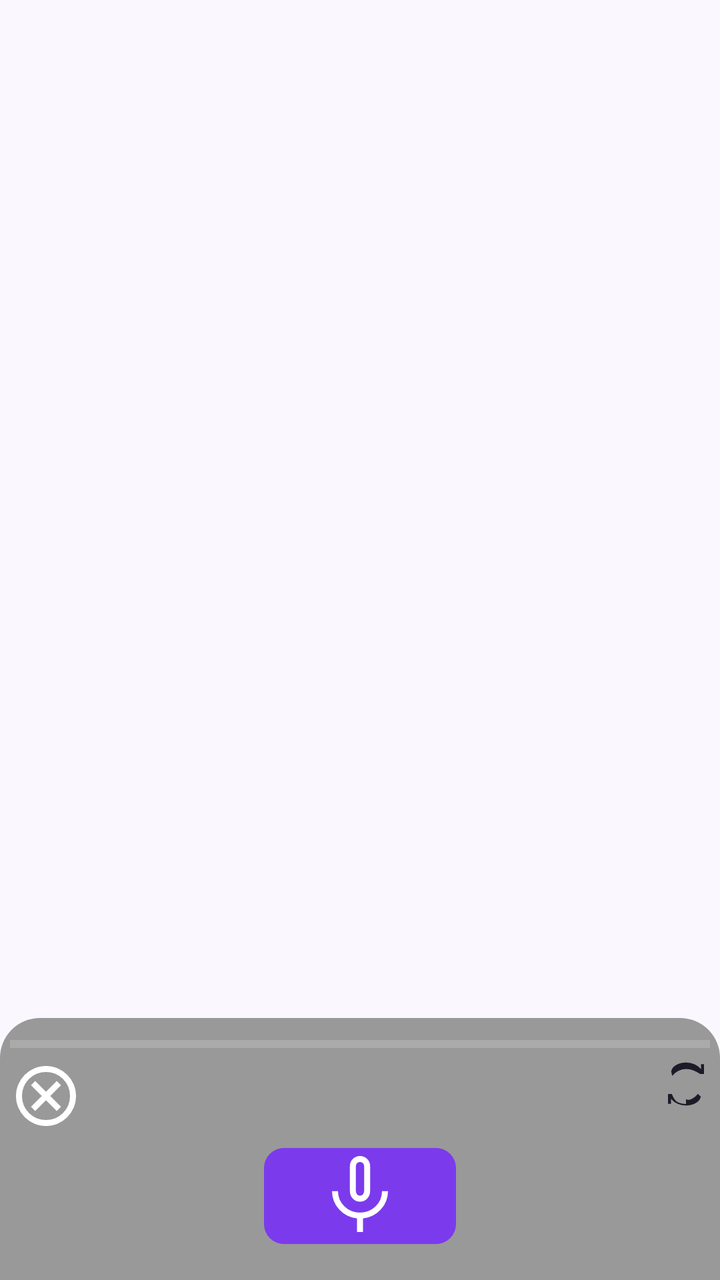
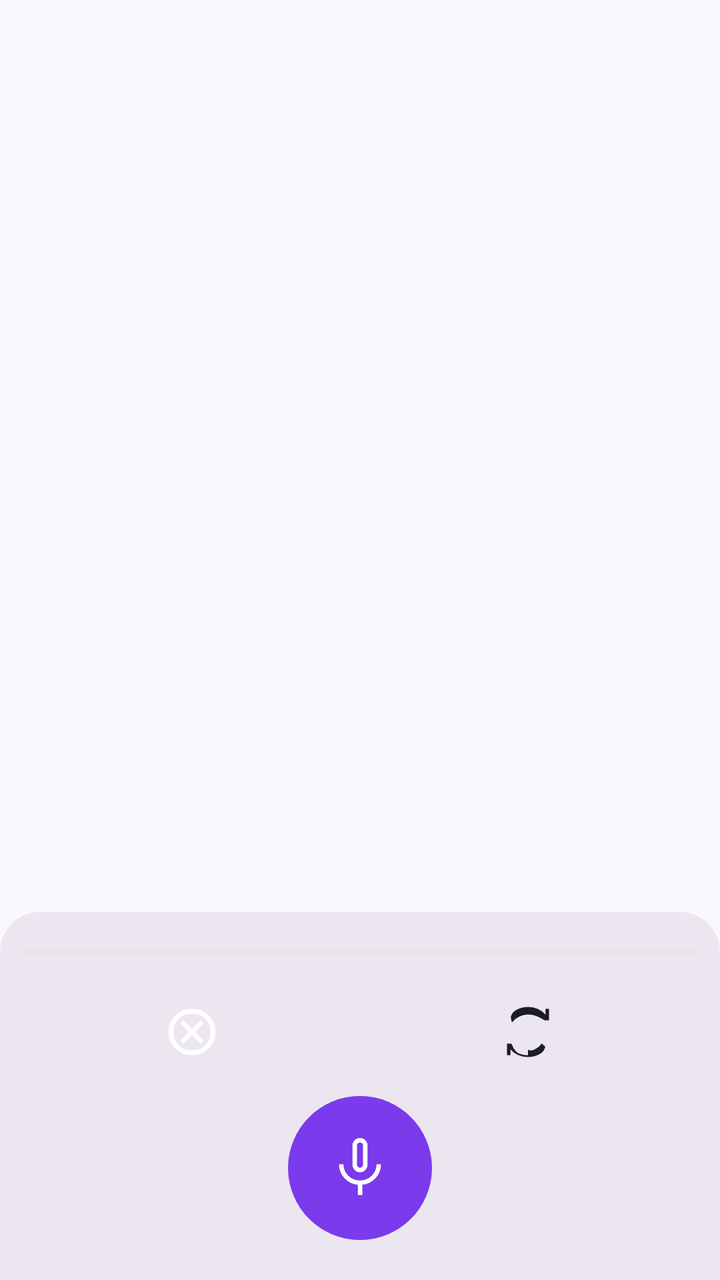

Compare the two renders of this Android layout. The source of the first and the diff that turns it into the second are given below.
<!-- AndroidManifest.xml: application theme Theme.WhisperGroq.ActionBar -->
<!-- res/layout/activity_recognize.xml -->
<?xml version="1.0" encoding="utf-8"?>
<androidx.coordinatorlayout.widget.CoordinatorLayout xmlns:android="http://schemas.android.com/apk/res/android"
    android:layout_width="match_parent"
    android:layout_height="wrap_content"
    android:fitsSystemWindows="true">
    <LinearLayout
        android:layout_width="match_parent"
        android:layout_height="wrap_content"
        android:orientation="vertical"
        android:background="@drawable/recognizer_background"
        android:layout_gravity="bottom"
        android:padding="5dp">

        <ProgressBar
            android:id="@+id/processing_bar"
            android:layout_width="match_parent"
            android:layout_height="wrap_content"
            android:indeterminate="false"
            android:progressTint="@color/colorAccent"
            android:progressBackgroundTint="@color/lightGrey"
            android:indeterminateTint="@color/colorAccent"
            style="?android:attr/progressBarStyleHorizontal"/>

        <RelativeLayout
            android:layout_width="wrap_content"
            android:layout_height="wrap_content"
            android:layout_marginBottom="5dp"
            android:orientation="horizontal">

            <ImageButton
                android:id="@+id/btnCancel"
                android:layout_width="wrap_content"
                android:layout_height="wrap_content"
                android:layout_alignParentStart="true"
                android:background="@color/darkGrey"
                android:src="@drawable/ic_cancel_36dp"
                android:contentDescription="@string/exit_button"/>

            <ImageButton
                android:id="@+id/btnStop"
                android:visibility="gone"
                android:layout_centerHorizontal="true"
                android:layout_marginHorizontal="5dp"
                android:layout_width="wrap_content"
                android:layout_height="wrap_content"
                android:background="@color/darkGrey"
                android:src="@drawable/ic_stop_recording_36dp"
                android:contentDescription="@string/stop_button"/>

            <ImageButton
                android:id="@+id/btnModeAuto"
                android:layout_width="wrap_content"
                android:layout_height="wrap_content"
                android:layout_alignParentEnd="true"
                android:background="@color/darkGrey"
                android:src="@drawable/ic_auto_off_36dp"
                android:contentDescription="@string/auto_button"/>

        </RelativeLayout>

        <LinearLayout
            android:layout_width="wrap_content"
            android:layout_height="wrap_content"
            android:layout_marginBottom="10dp"
            android:layout_gravity="center_horizontal"
            android:orientation="horizontal">

            <ImageButton
                android:id="@+id/btnRecord"
                android:layout_width="96dp"
                android:layout_height="wrap_content"
                android:layout_margin="3dp"
                android:layout_weight="1"
                android:background="@drawable/rounded_button_background"
                android:src="@drawable/ic_mic_48dp"
                android:contentDescription="@string/record_button"/>

        </LinearLayout>

    </LinearLayout>
</androidx.coordinatorlayout.widget.CoordinatorLayout>
<!-- resources referenced by this layout -->
<resources>
  <color name="colorAccent">#7C3AED</color>
  <color name="darkGrey">#999999</color>
  <color name="lightGrey">#DDDDDD</color>
  <!-- drawable ic_auto_off_36dp (drawable) -->
  <vector xmlns:android="http://schemas.android.com/apk/res/android"
      android:width="24dp"
      android:height="24dp"
      android:viewportWidth="960"
      android:viewportHeight="960">
    
    <path
        android:fillColor="@color/ime_text_primary"
        android:pathData="M204,318q48,-63 123,-100.5T480,180q86,0 158.5,32T764,280h76v-196h-60v99q-51,-63 -129,-97.5T480,50q-104,0 -192.5,47.5T184,228M480,880q-86,0 -158.5,-32T196,680h-76v196h60v-99q51,63 129,97.5T480,910q104,0 192.5,-47.5T776,732l-58,-54q-48,63 -123,100.5T480,780Z"/>
  </vector>
  <!-- drawable ic_cancel_36dp (drawable) -->
  <vector android:height="36dp" android:viewportHeight="960"
      android:viewportWidth="960" android:width="36dp" xmlns:android="http://schemas.android.com/apk/res/android">
      <path android:fillColor="#FFFFFF" android:pathData="m336,680 l144,-144 144,144 56,-56 -144,-144 144,-144 -56,-56 -144,144 -144,-144 -56,56 144,144 -144,144 56,56ZM480,880q-83,0 -156,-31.5T197,763q-54,-54 -85.5,-127T80,480q0,-83 31.5,-156T197,197q54,-54 127,-85.5T480,80q83,0 156,31.5T763,197q54,54 85.5,127T880,480q0,83 -31.5,156T763,763q-54,54 -127,85.5T480,880ZM480,800q134,0 227,-93t93,-227q0,-134 -93,-227t-227,-93q-134,0 -227,93t-93,227q0,134 93,227t227,93ZM480,480Z"/>
  </vector>
  <!-- drawable ic_stop_recording_36dp (drawable) -->
  <vector xmlns:android="http://schemas.android.com/apk/res/android"
      android:width="36dp"
      android:height="36dp"
      android:viewportWidth="960"
      android:viewportHeight="960">
    <path
        android:pathData="m710,598 l-58,-58q14,-23 21,-48t7,-52h80q0,44 -13,83.5T710,598ZM480,366ZM592,478 L520,406v-206q0,-17 -11.5,-28.5T480,160q-17,0 -28.5,11.5T440,200v126l-80,-80v-46q0,-50 35,-85t85,-35q50,0 85,35t35,85v240q0,11 -2.5,20t-5.5,18ZM440,840v-123q-104,-14 -172,-93t-68,-184h80q0,83 57.5,141.5T480,640q34,0 64.5,-10.5T600,600l57,57q-29,23 -63.5,39T520,717v123h-80ZM792,904L56,168l56,-56 736,736 -56,56Z"
        android:fillColor="#ffffff"/>
  </vector>
  <!-- drawable recognizer_background (drawable) -->
  <shape xmlns:android="http://schemas.android.com/apk/res/android">
      <solid android:color="@color/darkGrey" />
      <corners android:topLeftRadius="20dp" android:topRightRadius="20dp" />
  </shape>
  <!-- drawable rounded_button_background (drawable) -->
  <shape xmlns:android="http://schemas.android.com/apk/res/android">
      <solid android:color="@color/colorAccent" />
      <corners android:radius="10dp" />
  </shape>
  <string name="auto_button">Automatic mode</string>
  <string name="exit_button">Exit</string>
  <string name="record_button">Record</string>
  <string name="stop_button">Stop recording</string>
  <color name="ime_text_primary">#1E1B29</color>
  <color name="colorAccentDark">#5B21B6</color>
  <color name="surface">#FFFFFF</color>
  <color name="text_primary">#1E1B29</color>
  <color name="windowBackground">#FAF8FE</color>
  <color name="text_secondary">#6B6385</color>
  <!-- unchanged entries left out for length: 2 -->
</resources>

<!-- the commit's change to res/layout/activity_recognize.xml (unified diff, before → after) -->
@@ -9,7 +9,7 @@
         android:orientation="vertical"
         android:background="@drawable/recognizer_background"
         android:layout_gravity="bottom"
-        android:padding="5dp">
+        android:padding="12dp">
 
         <ProgressBar
             android:id="@+id/processing_bar"
@@ -21,57 +21,71 @@
             android:indeterminateTint="@color/colorAccent"
             style="?android:attr/progressBarStyleHorizontal"/>
 
-        <RelativeLayout
-            android:layout_width="wrap_content"
+        <LinearLayout
+            android:layout_width="match_parent"
             android:layout_height="wrap_content"
-            android:layout_marginBottom="5dp"
-            android:orientation="horizontal">
+            android:layout_marginTop="8dp"
+            android:orientation="horizontal"
+            android:gravity="center">
 
+            
             <ImageButton
                 android:id="@+id/btnCancel"
-                android:layout_width="wrap_content"
-                android:layout_height="wrap_content"
-                android:layout_alignParentStart="true"
-                android:background="@color/darkGrey"
+                android:layout_width="48dp"
+                android:layout_height="48dp"
+                android:layout_weight="1"
+                android:layout_marginHorizontal="4dp"
+                android:background="@drawable/kb_button"
+                android:padding="10dp"
+                android:scaleType="fitCenter"
                 android:src="@drawable/ic_cancel_36dp"
                 android:contentDescription="@string/exit_button"/>
 
+            
             <ImageButton
                 android:id="@+id/btnStop"
                 android:visibility="gone"
-                android:layout_centerHorizontal="true"
-                android:layout_marginHorizontal="5dp"
-                android:layout_width="wrap_content"
-                android:layout_height="wrap_content"
-                android:background="@color/darkGrey"
+                android:layout_width="48dp"
+                android:layout_height="48dp"
+                android:layout_weight="1"
+                android:layout_marginHorizontal="4dp"
+                android:background="@drawable/kb_button"
+                android:padding="10dp"
+                android:scaleType="fitCenter"
                 android:src="@drawable/ic_stop_recording_36dp"
                 android:contentDescription="@string/stop_button"/>
 
+            
             <ImageButton
                 android:id="@+id/btnModeAuto"
-                android:layout_width="wrap_content"
-                android:layout_height="wrap_content"
-                android:layout_alignParentEnd="true"
-                android:background="@color/darkGrey"
+                android:layout_width="48dp"
+                android:layout_height="48dp"
+                android:layout_weight="1"
+                android:layout_marginHorizontal="4dp"
+                android:background="@drawable/kb_button"
+                android:padding="10dp"
+                android:scaleType="fitCenter"
                 android:src="@drawable/ic_auto_off_36dp"
                 android:contentDescription="@string/auto_button"/>
 
-        </RelativeLayout>
+        </LinearLayout>
 
+        
         <LinearLayout
-            android:layout_width="wrap_content"
+            android:layout_width="match_parent"
             android:layout_height="wrap_content"
-            android:layout_marginBottom="10dp"
-            android:layout_gravity="center_horizontal"
+            android:layout_marginTop="8dp"
+            android:layout_marginBottom="8dp"
+            android:gravity="center"
             android:orientation="horizontal">
 
             <ImageButton
                 android:id="@+id/btnRecord"
-                android:layout_width="96dp"
-                android:layout_height="wrap_content"
-                android:layout_margin="3dp"
-                android:layout_weight="1"
-                android:background="@drawable/rounded_button_background"
+                android:layout_width="72dp"
+                android:layout_height="72dp"
+                android:background="@drawable/kb_mic_button"
+                android:padding="18dp"
+                android:scaleType="fitCenter"
                 android:src="@drawable/ic_mic_48dp"
                 android:contentDescription="@string/record_button"/>
 
<!-- resource entries referenced after the edit -->
@@ -1,7 +1,6 @@
 <!-- resources referenced by this layout -->
 <resources>
   <color name="colorAccent">#7C3AED</color>
-  <color name="darkGrey">#999999</color>
   <color name="lightGrey">#DDDDDD</color>
   <!-- drawable ic_auto_off_36dp (drawable) -->
   <vector xmlns:android="http://schemas.android.com/apk/res/android"
@@ -29,21 +28,47 @@
         android:pathData="m710,598 l-58,-58q14,-23 21,-48t7,-52h80q0,44 -13,83.5T710,598ZM480,366ZM592,478 L520,406v-206q0,-17 -11.5,-28.5T480,160q-17,0 -28.5,11.5T440,200v126l-80,-80v-46q0,-50 35,-85t85,-35q50,0 85,35t35,85v240q0,11 -2.5,20t-5.5,18ZM440,840v-123q-104,-14 -172,-93t-68,-184h80q0,83 57.5,141.5T480,640q34,0 64.5,-10.5T600,600l57,57q-29,23 -63.5,39T520,717v123h-80ZM792,904L56,168l56,-56 736,736 -56,56Z"
         android:fillColor="#ffffff"/>
   </vector>
+  <!-- drawable kb_button (drawable) -->
+  <?xml version="1.0" encoding="utf-8"?>
+  <selector xmlns:android="http://schemas.android.com/apk/res/android">
+      <item android:state_pressed="true">
+          <shape>
+              <solid android:color="?attr/colorPrimary" />
+              <corners android:radius="10dp" />
+          </shape>
+      </item>
+      <item>
+          <shape>
+              <solid android:color="?attr/colorSurfaceContainerHigh" />
+              <corners android:radius="10dp" />
+          </shape>
+      </item>
+  </selector>
+  <!-- drawable kb_mic_button (drawable) -->
+  <?xml version="1.0" encoding="utf-8"?>
+  <selector xmlns:android="http://schemas.android.com/apk/res/android">
+      <item android:state_pressed="true">
+          <shape android:shape="oval">
+              <solid android:color="@color/recording" />
+          </shape>
+      </item>
+      <item>
+          <shape android:shape="oval">
+              <solid android:color="?attr/colorPrimary" />
+          </shape>
+      </item>
+  </selector>
   <!-- drawable recognizer_background (drawable) -->
   <shape xmlns:android="http://schemas.android.com/apk/res/android">
-      <solid android:color="@color/darkGrey" />
+      <solid android:color="?attr/colorSurfaceContainerHigh" />
       <corners android:topLeftRadius="20dp" android:topRightRadius="20dp" />
-  </shape>
-  <!-- drawable rounded_button_background (drawable) -->
-  <shape xmlns:android="http://schemas.android.com/apk/res/android">
-      <solid android:color="@color/colorAccent" />
-      <corners android:radius="10dp" />
   </shape>
   <string name="auto_button">Automatic mode</string>
   <string name="exit_button">Exit</string>
   <string name="record_button">Record</string>
   <string name="stop_button">Stop recording</string>
   <color name="ime_text_primary">#1E1B29</color>
+  <color name="recording">#DC2626</color>
   <color name="colorAccentDark">#5B21B6</color>
   <color name="surface">#FFFFFF</color>
   <color name="text_primary">#1E1B29</color>
